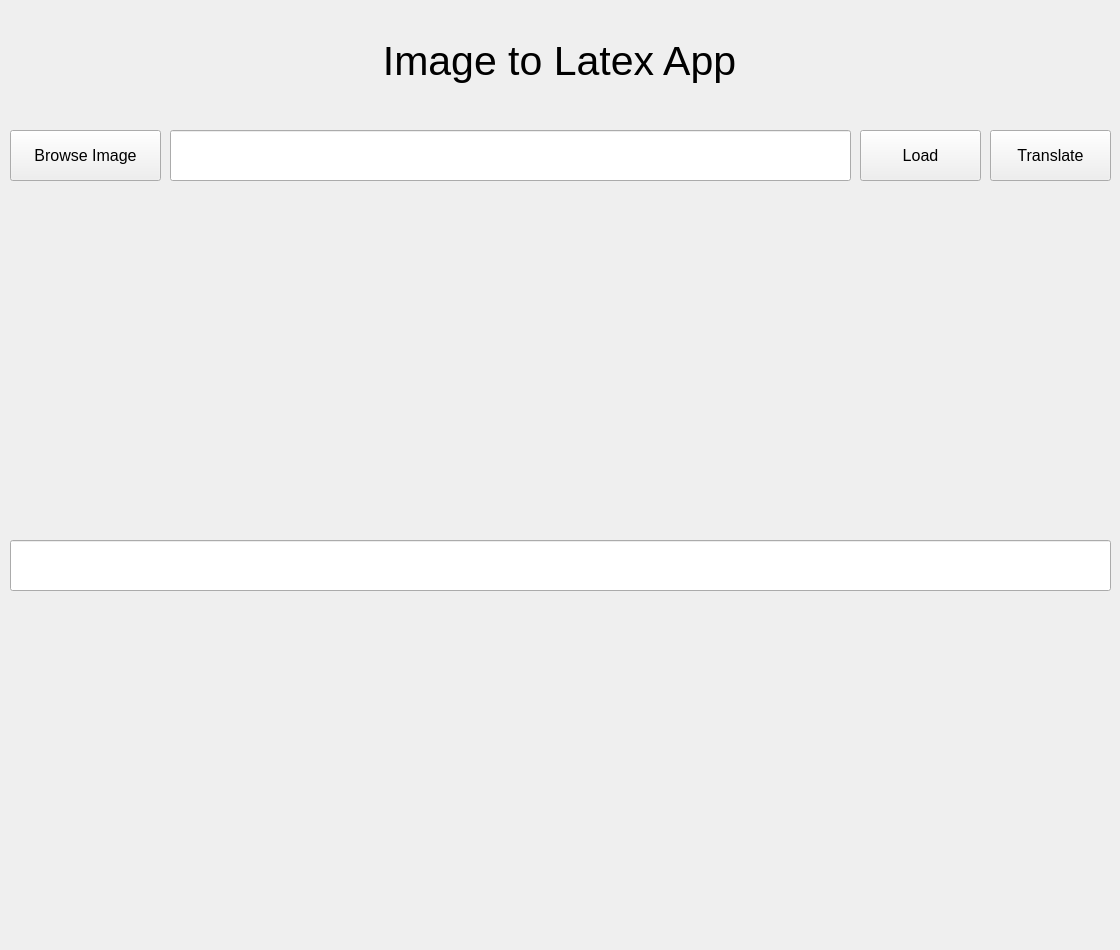
First picture: the form in ui/main_window.ui, repository arglux/50039-im2latex, before the edit.
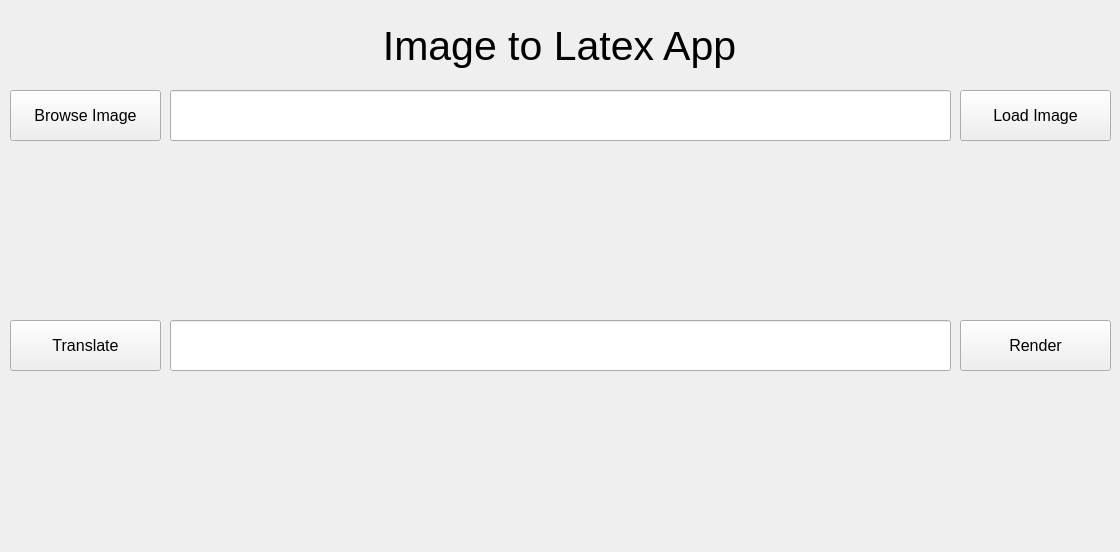
Second picture: the form after the edit.

Commit message: center aligned image

```diff
--- a/ui/main_window.ui
+++ b/ui/main_window.ui
@@ -7,11 +7,11 @@
     <x>0</x>
     <y>0</y>
     <width>1120</width>
-    <height>950</height>
+    <height>552</height>
    </rect>
   </property>
   <property name="sizePolicy">
-   <sizepolicy hsizetype="Fixed" vsizetype="Fixed">
+   <sizepolicy hsizetype="Minimum" vsizetype="Minimum">
     <horstretch>0</horstretch>
     <verstretch>0</verstretch>
    </sizepolicy>
@@ -25,7 +25,7 @@
      <x>4</x>
      <y>10</y>
      <width>1111</width>
-     <height>101</height>
+     <height>71</height>
     </rect>
    </property>
    <property name="font">
@@ -44,7 +44,7 @@
    <property name="geometry">
     <rect>
      <x>10</x>
-     <y>130</y>
+     <y>90</y>
      <width>151</width>
      <height>51</height>
     </rect>
@@ -62,8 +62,8 @@
    <property name="geometry">
     <rect>
      <x>170</x>
-     <y>130</y>
-     <width>681</width>
+     <y>90</y>
+     <width>781</width>
      <height>51</height>
     </rect>
    </property>
@@ -77,30 +77,38 @@
    <property name="geometry">
     <rect>
      <x>10</x>
-     <y>600</y>
+     <y>380</y>
      <width>1101</width>
-     <height>341</height>
+     <height>161</height>
     </rect>
    </property>
-   <layout class="QVBoxLayout" name="outputImageLayout"/>
+   <layout class="QVBoxLayout" name="outputImageLayout">
+    <property name="sizeConstraint">
+     <enum>QLayout::SetMinimumSize</enum>
+    </property>
+   </layout>
   </widget>
   <widget class="QWidget" name="verticalLayoutWidget_2">
    <property name="geometry">
     <rect>
      <x>10</x>
-     <y>190</y>
+     <y>150</y>
      <width>1101</width>
-     <height>341</height>
+     <height>161</height>
     </rect>
    </property>
-   <layout class="QVBoxLayout" name="inputImageLayout"/>
+   <layout class="QVBoxLayout" name="inputImageLayout">
+    <property name="sizeConstraint">
+     <enum>QLayout::SetMinimumSize</enum>
+    </property>
+   </layout>
   </widget>
   <widget class="QLineEdit" name="latexFormulaEdit">
    <property name="geometry">
     <rect>
-     <x>10</x>
-     <y>540</y>
-     <width>1101</width>
+     <x>170</x>
+     <y>320</y>
+     <width>781</width>
      <height>51</height>
     </rect>
    </property>
@@ -113,9 +121,9 @@
   <widget class="QPushButton" name="translateButton">
    <property name="geometry">
     <rect>
-     <x>990</x>
-     <y>130</y>
-     <width>121</width>
+     <x>10</x>
+     <y>320</y>
+     <width>151</width>
      <height>51</height>
     </rect>
    </property>
@@ -131,9 +139,9 @@
   <widget class="QPushButton" name="loadImageButton">
    <property name="geometry">
     <rect>
-     <x>860</x>
-     <y>130</y>
-     <width>121</width>
+     <x>960</x>
+     <y>90</y>
+     <width>151</width>
      <height>51</height>
     </rect>
    </property>
@@ -143,7 +151,25 @@
     </font>
    </property>
    <property name="text">
-    <string>Load</string>
+    <string>Load Image</string>
+   </property>
+  </widget>
+  <widget class="QPushButton" name="translateButton_2">
+   <property name="geometry">
+    <rect>
+     <x>960</x>
+     <y>320</y>
+     <width>151</width>
+     <height>51</height>
+    </rect>
+   </property>
+   <property name="font">
+    <font>
+     <pointsize>12</pointsize>
+    </font>
+   </property>
+   <property name="text">
+    <string>Render</string>
    </property>
   </widget>
  </widget>
```
The commit also changes 2 other files.
